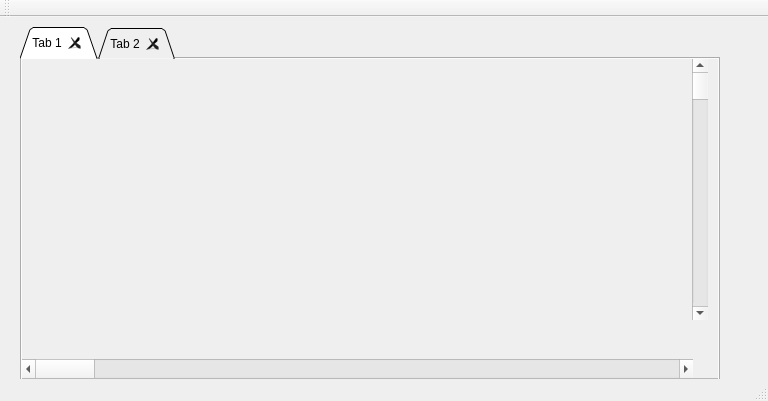
The window that mainwindow.ui (rocketII/QT-notepad-light) describes before a commit, drawn with Qt 5.
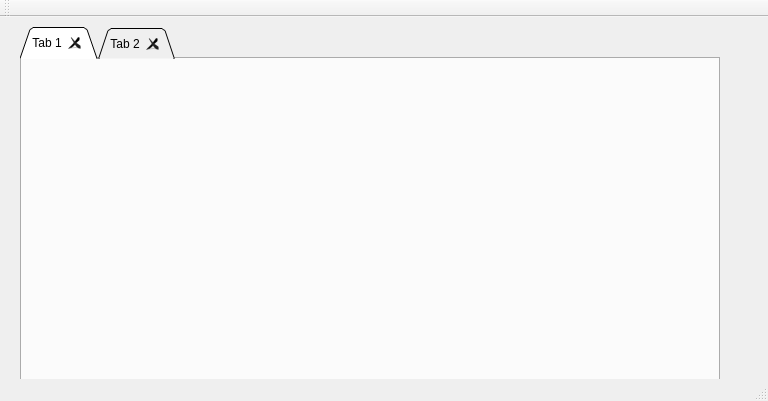
The same window after the commit.

Commit message: Small improvements with window title and menu.

```diff
--- a/mainwindow.ui
+++ b/mainwindow.ui
@@ -51,64 +51,6 @@
      <attribute name="title">
       <string>Tab 1</string>
      </attribute>
-     <widget class="QScrollArea" name="scrollArea">
-      <property name="geometry">
-       <rect>
-        <x>-1</x>
-        <y>-1</y>
-        <width>700</width>
-        <height>321</height>
-       </rect>
-      </property>
-      <property name="minimumSize">
-       <size>
-        <width>0</width>
-        <height>0</height>
-       </size>
-      </property>
-      <property name="acceptDrops">
-       <bool>false</bool>
-      </property>
-      <property name="widgetResizable">
-       <bool>true</bool>
-      </property>
-      <widget class="QWidget" name="scrollAreaWidgetContents">
-       <property name="geometry">
-        <rect>
-         <x>0</x>
-         <y>0</y>
-         <width>698</width>
-         <height>319</height>
-        </rect>
-       </property>
-       <widget class="QScrollBar" name="verticalScrollBar">
-        <property name="geometry">
-         <rect>
-          <x>670</x>
-          <y>0</y>
-          <width>16</width>
-          <height>261</height>
-         </rect>
-        </property>
-        <property name="orientation">
-         <enum>Qt::Vertical</enum>
-        </property>
-       </widget>
-       <widget class="QScrollBar" name="horizontalScrollBar">
-        <property name="geometry">
-         <rect>
-          <x>0</x>
-          <y>300</y>
-          <width>671</width>
-          <height>20</height>
-         </rect>
-        </property>
-        <property name="orientation">
-         <enum>Qt::Horizontal</enum>
-        </property>
-       </widget>
-      </widget>
-     </widget>
     </widget>
     <widget class="QWidget" name="tab_2">
      <property name="enabled">
```
The commit also changes 5 other files.
